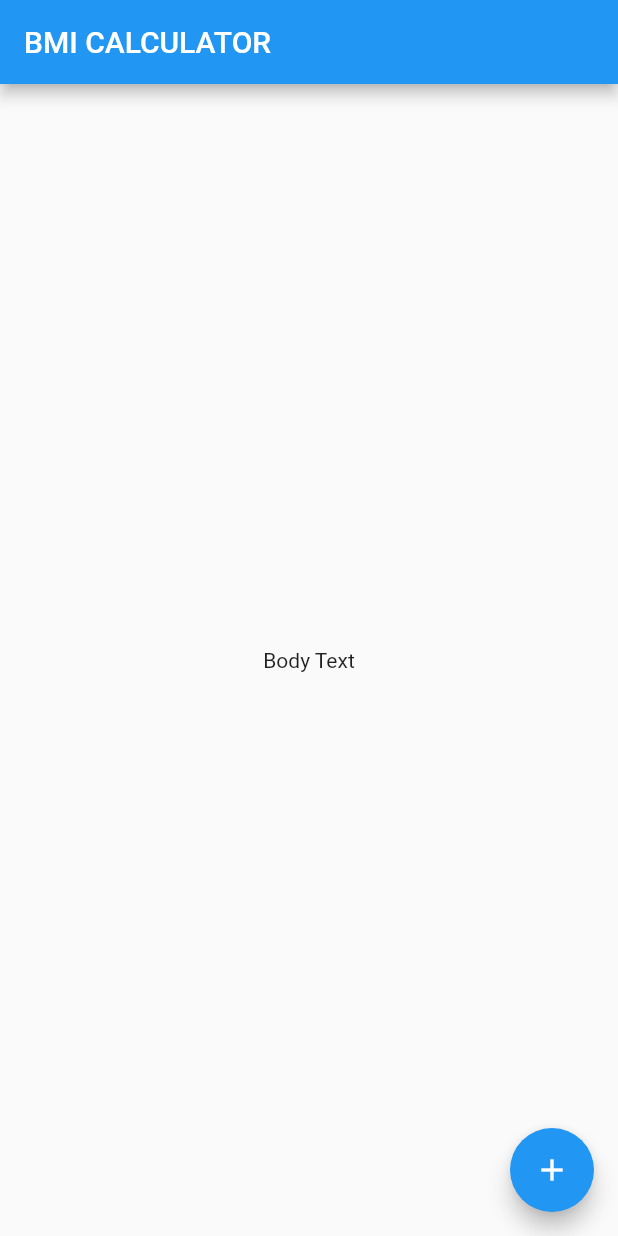
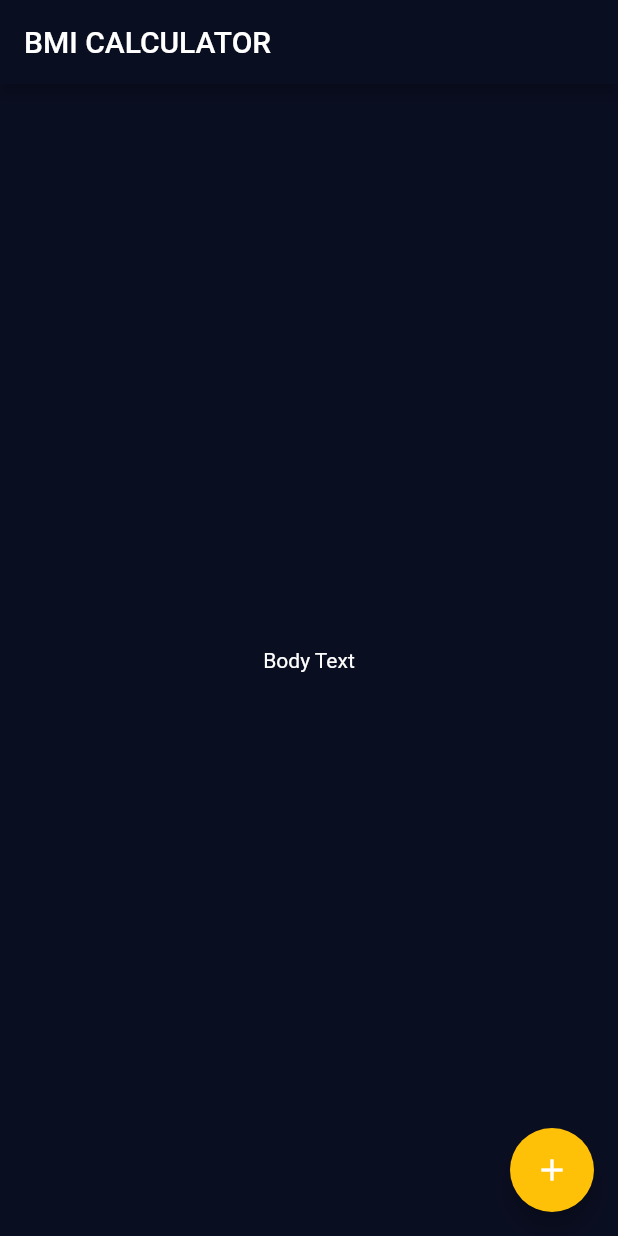
Before and after one commit to WOWDeveloperX/BMI-Calculator, a Flutter app: the screen it shows after launch, on a phone screen of 412 x 824 dp. Run offline on Flutter 3.47's test engine with Material 2 defaults, Android fonts, the phone set to English and light mode, and no system bars.

Commit message:
theme screen

```diff
--- a/lib/main.dart
+++ b/lib/main.dart
@@ -3,15 +3,26 @@ import 'package:flutter/material.dart';
 void main() => runApp(BMICalculator());
 
 class BMICalculator extends StatelessWidget {
+  const BMICalculator({super.key});
+
   @override
   Widget build(BuildContext context) {
     return MaterialApp(
-      home: InputPage(),
+      theme: ThemeData.dark().copyWith(
+        //
+        colorScheme: const ColorScheme.light(
+          primary: Color(0xff0A0E21),
+        ),
+        scaffoldBackgroundColor: const Color(0xff0A0E21),
+      ),
+      home: const InputPage(),
     );
   }
 }
 
 class InputPage extends StatefulWidget {
+  const InputPage({super.key});
+
   @override
   _InputPageState createState() => _InputPageState();
 }
@@ -21,14 +32,20 @@ class _InputPageState extends State<InputPage> {
   Widget build(BuildContext context) {
     return Scaffold(
       appBar: AppBar(
-        title: Text('BMI CALCULATOR'),
+        title: const Text('BMI CALCULATOR'),
       ),
-      body: Center(
+      body: const Center(
         child: Text('Body Text'),
       ),
-      floatingActionButton: const FloatingActionButton(
-        onPressed: null,
-        child: Icon(Icons.add),
+      floatingActionButton: Theme(
+        data: ThemeData(
+          colorScheme:
+              ColorScheme.fromSwatch().copyWith(secondary: Colors.amber),
+        ),
+        child: const FloatingActionButton(
+          onPressed: null,
+          child: Icon(Icons.add),
+        ),
       ),
     );
   }
```
